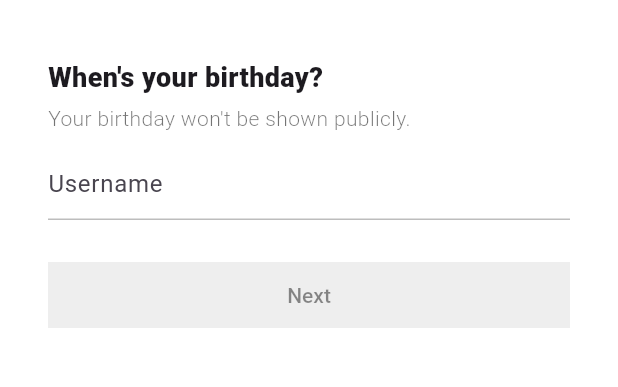
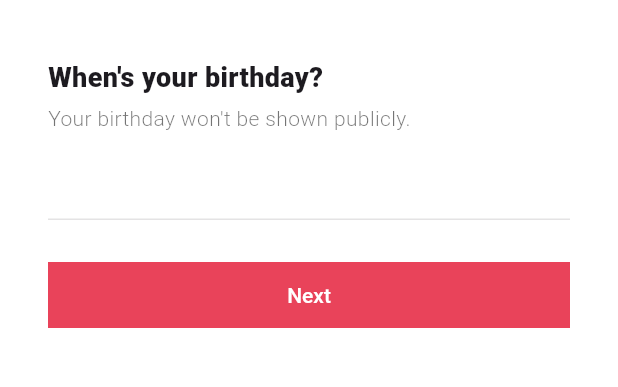
Before and after one commit to jangjia01234/reel_me, a Flutter app: the BirthdayScreen screen opened directly, on a phone screen of 412 x 824 dp, the part 56-443 px from its top. Run offline on Flutter 3.47's test engine with Material 3 defaults, Android fonts, the phone set to English and light mode, and no system bars; our stand-ins replace font_awesome_flutter.

Commit message:
birthday screen 초기세팅

```diff
--- a/lib/authentication/birthday_screen.dart
+++ b/lib/authentication/birthday_screen.dart
@@ -1,5 +1,4 @@
 import 'package:flutter/material.dart';
-import 'package:reel_me/authentication/onbording_screen.dart';
 import 'package:reel_me/authentication/widgets/form_button.dart';
 
 import '../constants/gaps.dart';
@@ -13,33 +12,22 @@ class BirthdayScreen extends StatefulWidget {
 }
 
 class _BirthdayScreenState extends State<BirthdayScreen> {
-  final TextEditingController _usernameController = TextEditingController();
+  final TextEditingController _birthdayController = TextEditingController();
 
-  String _username = ""; // private 처리를 위해 _ 표시
+  DateTime date = DateTime.now();
 
   @override
   void initState() {
     super.initState();
-
-    _usernameController.addListener(() {
-      setState(() {
-        _username = _usernameController.text;
-      });
-    });
   }
 
   @override
   void dispose() {
-    _usernameController.dispose();
+    _birthdayController.dispose();
     super.dispose();
   }
 
-  void _onNextTap() {
-    if (_username.isEmpty) return;
-    Navigator.of(
-      context,
-    ).push(MaterialPageRoute(builder: (context) => OnbordingScreen()));
-  }
+  void _onNextTap() {}
 
   @override
   Widget build(BuildContext context) {
@@ -75,12 +63,12 @@ class _BirthdayScreenState extends State<BirthdayScreen> {
                 ),
               ),
               Gaps.v10,
-              // TODO: cupertino date picker로 대체
+              // TODO: cupertinoDatePicker 로 대체
               TextFormField(
-                controller: _usernameController,
+                enabled: false,
+                controller: _birthdayController,
                 cursorColor: Theme.of(context).primaryColor,
                 decoration: InputDecoration(
-                  hintText: "Username",
                   enabledBorder: UnderlineInputBorder(
                     borderSide: BorderSide(color: Colors.grey.shade400),
                   ),
@@ -92,7 +80,7 @@ class _BirthdayScreenState extends State<BirthdayScreen> {
               Gaps.v28,
               GestureDetector(
                 onTap: _onNextTap,
-                child: FormButton(disabled: _username.isEmpty),
+                child: FormButton(disabled: false),
               ),
             ],
           ),
```
